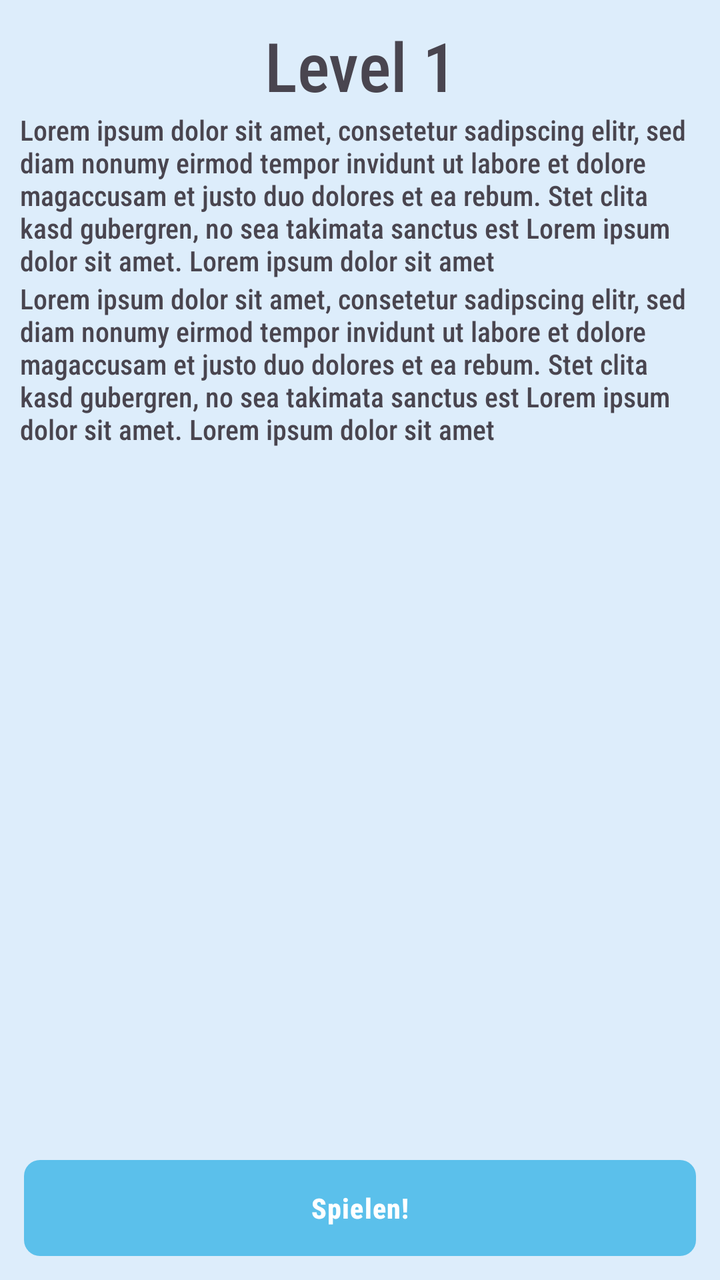
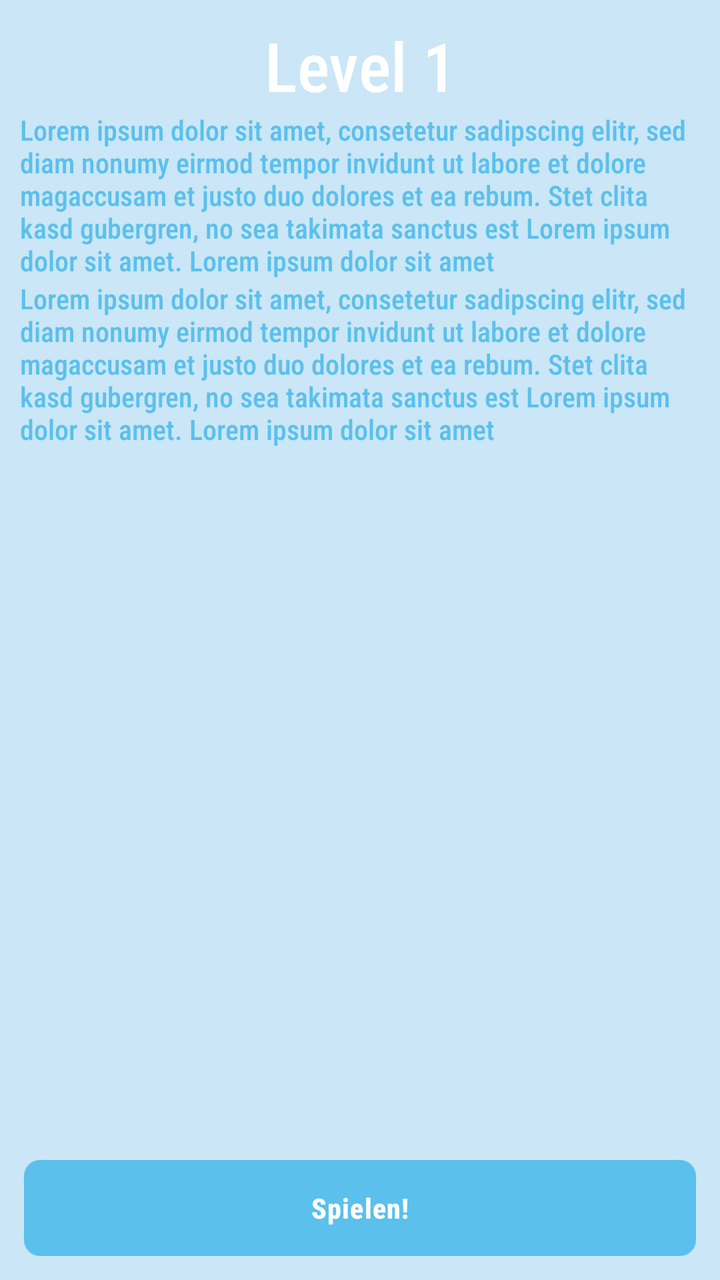

Screens rendered from an Android XML layout before and after an edit, with the pre-edit source and the edit as a unified diff.
<!-- AndroidManifest.xml: application theme Theme.Galactica -->
<!-- res/layout/level_card.xml -->
<?xml version="1.0" encoding="utf-8"?>
<LinearLayout xmlns:android="http://schemas.android.com/apk/res/android"
    android:layout_width="wrap_content"
    android:layout_height="match_parent"
    android:minWidth="100pt"
    android:background="@color/transparent_space_glow"
    android:orientation="vertical"
    android:padding="10dp"
    android:layout_marginHorizontal="5dp">

    <TextView
        android:id="@+id/level_title"
        android:layout_width="match_parent"
        android:layout_height="wrap_content"
        android:text="Level 1"
        android:textAlignment="center"
        android:textAppearance="@style/TextAppearance.AppCompat.Display1">
    </TextView>

    <TextView
        android:id="@+id/description"
        android:layout_width="match_parent"
        android:layout_height="wrap_content"
        android:text="Lorem ipsum dolor sit amet, consetetur sadipscing elitr, sed diam nonumy eirmod tempor invidunt ut labore et dolore magaccusam et justo duo dolores et ea rebum. Stet clita kasd gubergren, no sea takimata sanctus est Lorem ipsum dolor sit amet. Lorem ipsum dolor sit amet">
    </TextView>

    <TextView
        android:id="@+id/best_try"
        android:layout_width="match_parent"
        android:layout_height="0dp"
        android:layout_weight="1"
        android:text="Lorem ipsum dolor sit amet, consetetur sadipscing elitr, sed diam nonumy eirmod tempor invidunt ut labore et dolore magaccusam et justo duo dolores et ea rebum. Stet clita kasd gubergren, no sea takimata sanctus est Lorem ipsum dolor sit amet. Lorem ipsum dolor sit amet">
    </TextView>

    <Space
        android:layout_width="wrap_content"
        android:layout_height="0dp"
        />

    <Button
        android:id="@+id/play_level_button"
        android:layout_width="match_parent"
        android:layout_height="wrap_content"
        android:text="Spielen!">
    </Button>
</LinearLayout>
<!-- resources referenced by this layout -->
<resources>
  <color name="transparent_space_glow">#335BC0EB</color>
  <style name="Theme.Galactica" parent="Base.Theme.Galactica" />
  <style name="Base.Theme.Galactica" parent="Theme.Material3.DayNight.NoActionBar">
  
          
          <item name="materialButtonStyle">@style/GalacticaButton</item>
  
          
          <item name="materialButtonOutlinedStyle">@style/GalacticaButton.Outlined</item>
  
          
          <item name="textAppearanceBodyLarge">@style/TextAppearance.Galactica.Body</item>
          <item name="fontFamily">sans-serif-condensed-medium</item>
  
          
      </style>
  <style name="GalacticaButton" parent="Widget.Material3.Button">
          <item name="backgroundTint">@color/space_glow</item>
          <item name="android:textColor">@color/white</item>
          <item name="cornerRadius">8dp</item>
          <item name="android:textStyle">bold</item>
          
          <item name="android:minHeight">52dp</item>
          <item name="android:insetTop">2dp</item>
          <item name="android:insetBottom">2dp</item>
          <item name="android:insetLeft">2dp</item>
          <item name="android:insetRight">2dp</item>
          <item name="android:letterSpacing">0.03</item>
      </style>
  <style name="GalacticaButton.Outlined" parent="Widget.Material3.Button.OutlinedButton">
          <item name="strokeColor">@color/space_glow</item>
          <item name="strokeWidth">2dp</item>
          <item name="cornerRadius">2dp</item>
          <item name="android:textColor">@color/white</item>
          <item name="android:minHeight">52dp</item>
      </style>
  <style name="TextAppearance.Galactica.Body" parent="TextAppearance.Material3.BodyLarge">
          <item name="android:textColor">@color/white</item>
      </style>
  <color name="space_glow">#5BC0EB</color>
  <color name="white">#FFFFFFFF</color>
</resources>

<!-- the commit's change to res/layout/level_card.xml (unified diff, before → after) -->
@@ -14,23 +14,23 @@
         android:layout_height="wrap_content"
         android:text="Level 1"
         android:textAlignment="center"
-        android:textAppearance="@style/TextAppearance.AppCompat.Display1">
-    </TextView>
+        android:textAppearance="@style/TextAppearance.AppCompat.Display1"
+        android:textColor="@color/white"></TextView>
 
     <TextView
         android:id="@+id/description"
         android:layout_width="match_parent"
         android:layout_height="wrap_content"
-        android:text="Lorem ipsum dolor sit amet, consetetur sadipscing elitr, sed diam nonumy eirmod tempor invidunt ut labore et dolore magaccusam et justo duo dolores et ea rebum. Stet clita kasd gubergren, no sea takimata sanctus est Lorem ipsum dolor sit amet. Lorem ipsum dolor sit amet">
-    </TextView>
+        android:text="Lorem ipsum dolor sit amet, consetetur sadipscing elitr, sed diam nonumy eirmod tempor invidunt ut labore et dolore magaccusam et justo duo dolores et ea rebum. Stet clita kasd gubergren, no sea takimata sanctus est Lorem ipsum dolor sit amet. Lorem ipsum dolor sit amet"
+        android:textColor="@color/space_glow"></TextView>
 
     <TextView
         android:id="@+id/best_try"
         android:layout_width="match_parent"
         android:layout_height="0dp"
         android:layout_weight="1"
-        android:text="Lorem ipsum dolor sit amet, consetetur sadipscing elitr, sed diam nonumy eirmod tempor invidunt ut labore et dolore magaccusam et justo duo dolores et ea rebum. Stet clita kasd gubergren, no sea takimata sanctus est Lorem ipsum dolor sit amet. Lorem ipsum dolor sit amet">
-    </TextView>
+        android:text="Lorem ipsum dolor sit amet, consetetur sadipscing elitr, sed diam nonumy eirmod tempor invidunt ut labore et dolore magaccusam et justo duo dolores et ea rebum. Stet clita kasd gubergren, no sea takimata sanctus est Lorem ipsum dolor sit amet. Lorem ipsum dolor sit amet"
+        android:textColor="@color/space_glow"></TextView>
 
     <Space
         android:layout_width="wrap_content"
<!-- resource entries referenced after the edit -->
@@ -1,6 +1,6 @@
 <!-- resources referenced by this layout -->
 <resources>
-  <color name="transparent_space_glow">#335BC0EB</color>
+  <color name="transparent_space_glow">#8097D6F0</color>
   <style name="Theme.Galactica" parent="Base.Theme.Galactica" />
   <style name="Base.Theme.Galactica" parent="Theme.Material3.DayNight.NoActionBar">
   
